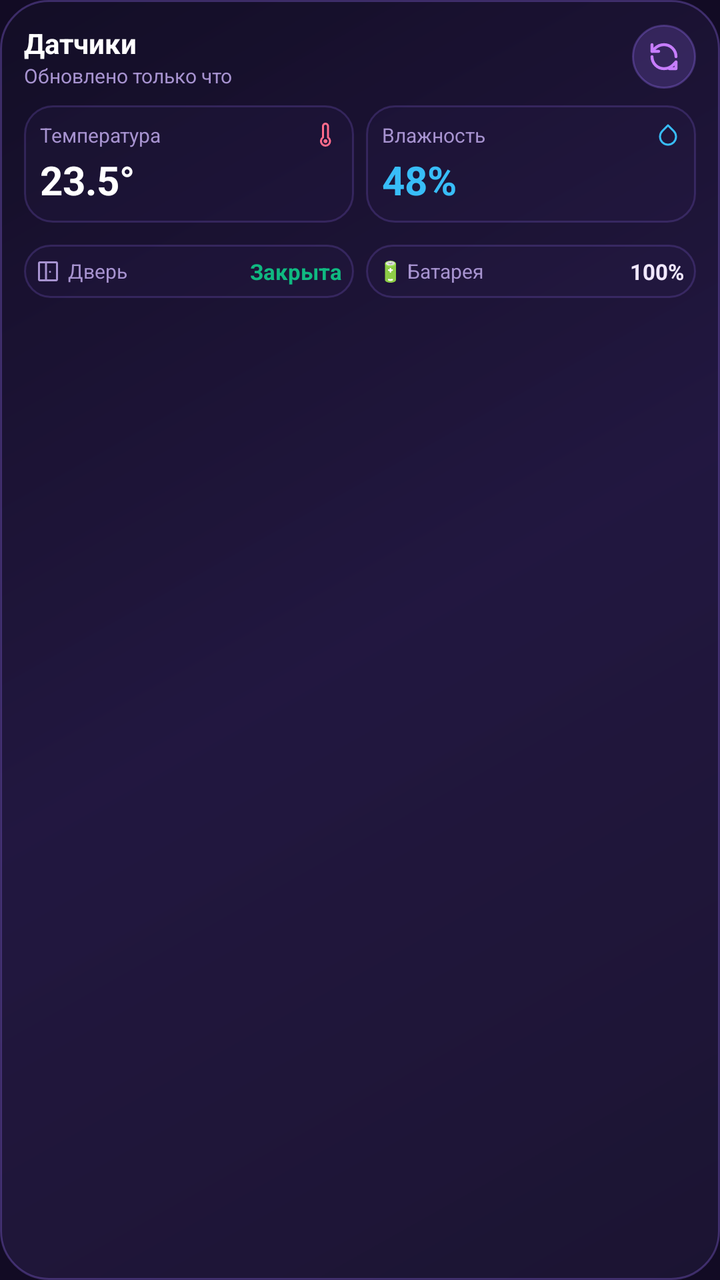
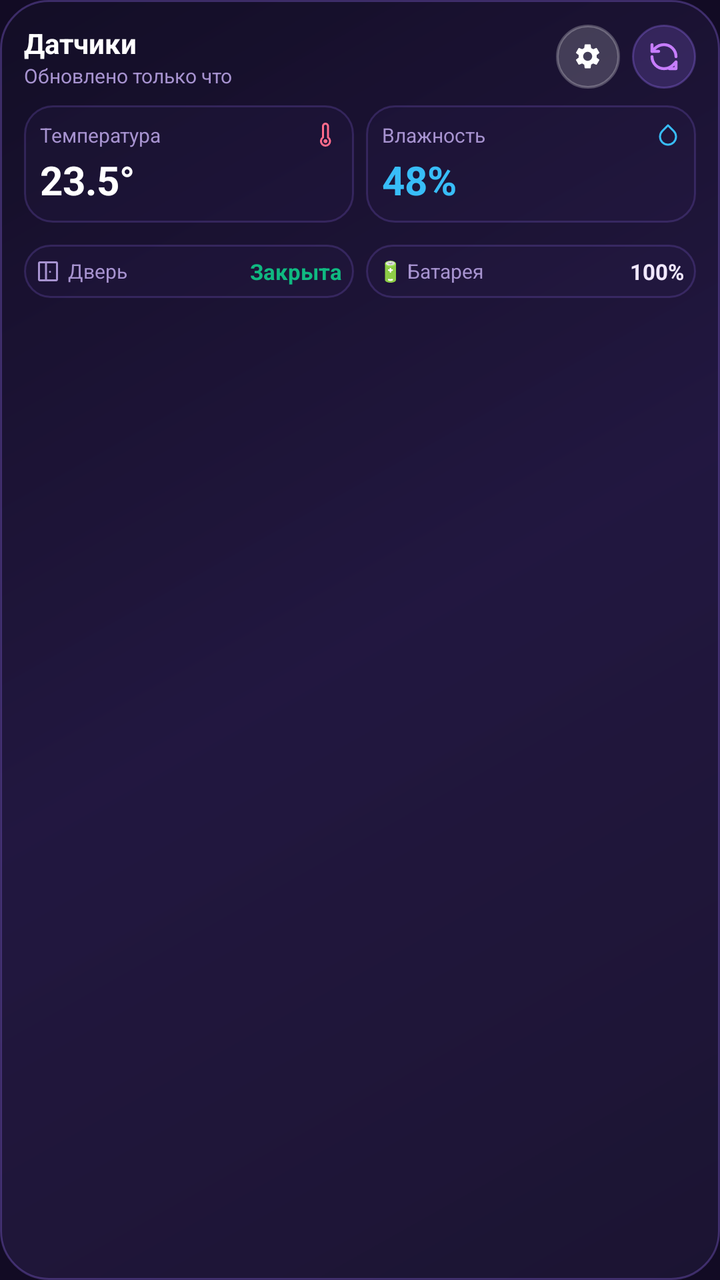

Screens rendered from an Android XML layout before and after an edit, with the pre-edit source and the edit as a unified diff.
<!-- AndroidManifest.xml: application theme Theme.AliceHomeWidget -->
<!-- res/layout/widget_alice_sensors_4x2.xml -->
<?xml version="1.0" encoding="utf-8"?>
<LinearLayout xmlns:android="http://schemas.android.com/apk/res/android"
    android:id="@+id/rootLayout4x2"
    android:layout_width="match_parent"
    android:layout_height="match_parent"
    android:background="@drawable/bg_skin_alice"
    android:orientation="vertical"
    android:padding="12dp">

    
    <LinearLayout
        android:id="@+id/headerLayout"
        android:layout_width="match_parent"
        android:layout_height="wrap_content"
        android:gravity="center_vertical"
        android:orientation="horizontal"
        android:paddingBottom="8dp">

        <LinearLayout
            android:layout_width="0dp"
            android:layout_height="wrap_content"
            android:layout_weight="1"
            android:orientation="vertical">

            <TextView
                android:id="@+id/tvHouseholdName"
                android:layout_width="wrap_content"
                android:layout_height="wrap_content"
                android:text="Датчики"
                android:textColor="@color/alice_text_white"
                android:textSize="14sp"
                android:textStyle="bold" />

            <TextView
                android:id="@+id/tvWidgetUpdateTime"
                android:layout_width="wrap_content"
                android:layout_height="wrap_content"
                android:text="Обновлено только что"
                android:textColor="@color/alice_text_muted"
                android:textSize="10sp" />
        </LinearLayout>

        
        <FrameLayout
            android:id="@+id/btnWidgetRefresh"
            android:layout_width="32dp"
            android:layout_height="32dp"
            android:background="@drawable/bg_btn_alice">

            <ImageView
                android:id="@+id/ivRefreshIcon"
                android:layout_width="16dp"
                android:layout_height="16dp"
                android:layout_gravity="center"
                android:contentDescription="Обновить"
                android:src="@drawable/ic_refresh" />
        </FrameLayout>
    </LinearLayout>

    
    <LinearLayout
        android:id="@+id/layoutMainMetrics"
        android:layout_width="match_parent"
        android:layout_height="wrap_content"
        android:orientation="horizontal">

        
        <LinearLayout
            android:id="@+id/tileTemperature"
            android:layout_width="0dp"
            android:layout_height="wrap_content"
            android:layout_weight="1"
            android:background="@drawable/bg_tile_alice"
            android:orientation="vertical"
            android:padding="8dp">

            <LinearLayout
                android:layout_width="match_parent"
                android:layout_height="wrap_content"
                android:gravity="center_vertical"
                android:orientation="horizontal">

                <TextView
                    android:id="@+id/tvActiveRoomLabel"
                    android:layout_width="0dp"
                    android:layout_height="wrap_content"
                    android:layout_weight="1"
                    android:ellipsize="end"
                    android:maxLines="1"
                    android:text="Температура"
                    android:textColor="@color/alice_text_muted"
                    android:textSize="10sp" />

                <ImageView
                    android:layout_width="12dp"
                    android:layout_height="12dp"
                    android:src="@drawable/ic_thermometer" />
            </LinearLayout>

            <TextView
                android:id="@+id/tvMainTemp"
                android:layout_width="wrap_content"
                android:layout_height="wrap_content"
                android:layout_marginTop="2dp"
                android:text="23.5°"
                android:textColor="@color/alice_text_white"
                android:textSize="20sp"
                android:textStyle="bold" />
        </LinearLayout>

        
        <LinearLayout
            android:id="@+id/tileHumidity"
            android:layout_width="0dp"
            android:layout_height="wrap_content"
            android:layout_marginStart="6dp"
            android:layout_weight="1"
            android:background="@drawable/bg_tile_alice"
            android:orientation="vertical"
            android:padding="8dp">

            <LinearLayout
                android:layout_width="match_parent"
                android:layout_height="wrap_content"
                android:gravity="center_vertical"
                android:orientation="horizontal">

                <TextView
                    android:layout_width="0dp"
                    android:layout_height="wrap_content"
                    android:layout_weight="1"
                    android:text="Влажность"
                    android:textColor="@color/alice_text_muted"
                    android:textSize="10sp" />

                <ImageView
                    android:layout_width="12dp"
                    android:layout_height="12dp"
                    android:src="@drawable/ic_humidity" />
            </LinearLayout>

            <TextView
                android:id="@+id/tvMainHumidity"
                android:layout_width="wrap_content"
                android:layout_height="wrap_content"
                android:layout_marginTop="2dp"
                android:text="48%"
                android:textColor="@color/sensor_humidity_cyan"
                android:textSize="20sp"
                android:textStyle="bold" />
        </LinearLayout>

        
        <LinearLayout
            android:id="@+id/tilePressure"
            android:layout_width="0dp"
            android:layout_height="wrap_content"
            android:layout_marginStart="6dp"
            android:layout_weight="1"
            android:background="@drawable/bg_tile_alice"
            android:orientation="vertical"
            android:padding="8dp"
            android:visibility="gone">

            <LinearLayout
                android:layout_width="match_parent"
                android:layout_height="wrap_content"
                android:gravity="center_vertical"
                android:orientation="horizontal">

                <TextView
                    android:layout_width="0dp"
                    android:layout_height="wrap_content"
                    android:layout_weight="1"
                    android:text="Давление"
                    android:textColor="@color/alice_text_muted"
                    android:textSize="10sp" />

                <ImageView
                    android:layout_width="12dp"
                    android:layout_height="12dp"
                    android:src="@drawable/ic_pressure" />
            </LinearLayout>

            <TextView
                android:id="@+id/tvMainPressure"
                android:layout_width="wrap_content"
                android:layout_height="wrap_content"
                android:layout_marginTop="2dp"
                android:text="752"
                android:textColor="@color/alice_text_light"
                android:textSize="18sp"
                android:textStyle="bold" />
        </LinearLayout>
    </LinearLayout>

    
    <LinearLayout
        android:id="@+id/layoutSecondaryRooms"
        android:layout_width="match_parent"
        android:layout_height="wrap_content"
        android:layout_marginTop="6dp"
        android:orientation="horizontal">

        
        <LinearLayout
            android:id="@+id/tileRoom1"
            android:layout_width="0dp"
            android:layout_height="wrap_content"
            android:layout_weight="1"
            android:background="@drawable/bg_tile_alice"
            android:gravity="center_vertical"
            android:orientation="horizontal"
            android:padding="6dp"
            android:visibility="gone">

            <TextView
                android:id="@+id/tvRoom1Name"
                android:layout_width="0dp"
                android:layout_height="wrap_content"
                android:layout_weight="1"
                android:ellipsize="end"
                android:maxLines="1"
                android:textColor="@color/alice_text_muted"
                android:textSize="11sp" />

            <TextView
                android:id="@+id/tvRoom1Value"
                android:layout_width="wrap_content"
                android:layout_height="wrap_content"
                android:textColor="@color/alice_text_white"
                android:textSize="11sp"
                android:textStyle="bold" />
        </LinearLayout>

        
        <LinearLayout
            android:id="@+id/tileRoom2"
            android:layout_width="0dp"
            android:layout_height="wrap_content"
            android:layout_marginStart="6dp"
            android:layout_weight="1"
            android:background="@drawable/bg_tile_alice"
            android:gravity="center_vertical"
            android:orientation="horizontal"
            android:padding="6dp"
            android:visibility="gone">

            <TextView
                android:id="@+id/tvRoom2Name"
                android:layout_width="0dp"
                android:layout_height="wrap_content"
                android:layout_weight="1"
                android:ellipsize="end"
                android:maxLines="1"
                android:textColor="@color/alice_text_muted"
                android:textSize="11sp" />

            <TextView
                android:id="@+id/tvRoom2Value"
                android:layout_width="wrap_content"
                android:layout_height="wrap_content"
                android:textColor="@color/alice_text_white"
                android:textSize="11sp"
                android:textStyle="bold" />
        </LinearLayout>
    </LinearLayout>

    
    <LinearLayout
        android:id="@+id/layoutBottomStatus"
        android:layout_width="match_parent"
        android:layout_height="wrap_content"
        android:layout_marginTop="5dp"
        android:orientation="horizontal">

        
        <LinearLayout
            android:id="@+id/tileDoor"
            android:layout_width="0dp"
            android:layout_height="wrap_content"
            android:layout_weight="1"
            android:background="@drawable/bg_tile_alice"
            android:gravity="center_vertical"
            android:orientation="horizontal"
            android:padding="6dp">

            <ImageView
                android:layout_width="12dp"
                android:layout_height="12dp"
                android:src="@drawable/ic_door" />

            <TextView
                android:layout_width="0dp"
                android:layout_height="wrap_content"
                android:layout_marginStart="4dp"
                android:layout_weight="1"
                android:text="Дверь"
                android:textColor="@color/alice_text_muted"
                android:textSize="10sp" />

            <TextView
                android:id="@+id/tvDoorStatus"
                android:layout_width="wrap_content"
                android:layout_height="wrap_content"
                android:text="Закрыта"
                android:textColor="@color/sensor_ok_green"
                android:textSize="11sp"
                android:textStyle="bold" />
        </LinearLayout>

        
        <LinearLayout
            android:id="@+id/tileBattery"
            android:layout_width="0dp"
            android:layout_height="wrap_content"
            android:layout_marginStart="6dp"
            android:layout_weight="1"
            android:background="@drawable/bg_tile_alice"
            android:gravity="center_vertical"
            android:orientation="horizontal"
            android:padding="6dp">

            <TextView
                android:layout_width="0dp"
                android:layout_height="wrap_content"
                android:layout_weight="1"
                android:text="🔋 Батарея"
                android:textColor="@color/alice_text_muted"
                android:textSize="10sp" />

            <TextView
                android:id="@+id/tvBatteryStatus"
                android:layout_width="wrap_content"
                android:layout_height="wrap_content"
                android:text="100%"
                android:textColor="@color/alice_text_light"
                android:textSize="11sp"
                android:textStyle="bold" />
        </LinearLayout>
    </LinearLayout>

</LinearLayout>
<!-- resources referenced by this layout -->
<resources>
  <color name="alice_text_light">#F1E8FF</color>
  <color name="alice_text_muted">#A793D0</color>
  <color name="alice_text_white">#FFFFFF</color>
  <color name="sensor_humidity_cyan">#38BDF8</color>
  <color name="sensor_ok_green">#10B981</color>
  <!-- drawable bg_btn_alice (drawable) -->
  <?xml version="1.0" encoding="utf-8"?>
  <shape xmlns:android="http://schemas.android.com/apk/res/android"
      android:shape="oval">
      <solid android:color="#339D74FF" />
      <stroke
          android:width="1dp"
          android:color="#4D9D74FF" />
  </shape>
  <!-- drawable bg_skin_alice (drawable) -->
  <?xml version="1.0" encoding="utf-8"?>
  <shape xmlns:android="http://schemas.android.com/apk/res/android"
      android:shape="rectangle">
      <corners android:radius="24dp" />
      <gradient
          android:angle="135"
          android:startColor="#E61C1433"
          android:centerColor="#D9241944"
          android:endColor="#E6130D26"
          android:type="linear" />
      <stroke
          android:width="1dp"
          android:color="#4D9D74FF" />
  </shape>
  <!-- drawable bg_tile_alice (drawable) -->
  <?xml version="1.0" encoding="utf-8"?>
  <shape xmlns:android="http://schemas.android.com/apk/res/android"
      android:shape="rectangle">
      <corners android:radius="14dp" />
      <solid android:color="#26302257" />
      <stroke
          android:width="1dp"
          android:color="#339D74FF" />
  </shape>
  <!-- drawable ic_humidity (drawable) -->
  <vector xmlns:android="http://schemas.android.com/apk/res/android"
      android:width="24dp"
      android:height="24dp"
      android:viewportWidth="24"
      android:viewportHeight="24">
      <path
          android:strokeColor="#FF38BDF8"
          android:strokeWidth="2"
          android:strokeLineCap="round"
          android:strokeLineJoin="round"
          android:fillColor="#00000000"
          android:pathData="M12,2.69l5.66,5.66a8,8 0 1,1 -11.31,0z" />
  </vector>
  <color name="alice_neon_purple">#9D4EDD</color>
  <color name="white">#FFFFFFFF</color>
  <color name="alice_primary_purple">#7B2CBF</color>
  <color name="alice_purple_dark">#120B24</color>
  <!-- unchanged entries left out for length: 5 -->
</resources>

<!-- the commit's change to res/layout/widget_alice_sensors_4x2.xml (unified diff, before → after) -->
@@ -39,6 +39,22 @@
                 android:textColor="@color/alice_text_muted"
                 android:textSize="10sp" />
         </LinearLayout>
+
+        
+        <FrameLayout
+            android:id="@+id/btnWidgetConfigure"
+            android:layout_width="32dp"
+            android:layout_height="32dp"
+            android:layout_marginEnd="6dp"
+            android:background="@drawable/bg_btn_xiaomi">
+
+            <ImageView
+                android:layout_width="15dp"
+                android:layout_height="15dp"
+                android:layout_gravity="center"
+                android:contentDescription="Настроить этот виджет"
+                android:src="@drawable/ic_gear" />
+        </FrameLayout>
 
         
         <FrameLayout
@@ -97,15 +113,29 @@
                     android:src="@drawable/ic_thermometer" />
             </LinearLayout>
 
-            <TextView
-                android:id="@+id/tvMainTemp"
-                android:layout_width="wrap_content"
+            <LinearLayout
+                android:layout_width="match_parent"
                 android:layout_height="wrap_content"
                 android:layout_marginTop="2dp"
-                android:text="23.5°"
-                android:textColor="@color/alice_text_white"
-                android:textSize="20sp"
-                android:textStyle="bold" />
+                android:gravity="center_vertical"
+                android:orientation="horizontal">
+
+                <TextView
+                    android:id="@+id/tvMainTemp"
+                    android:layout_width="0dp"
+                    android:layout_height="wrap_content"
+                    android:layout_weight="1"
+                    android:text="23.5°"
+                    android:textColor="@color/alice_text_white"
+                    android:textSize="20sp"
+                    android:textStyle="bold" />
+
+                <ImageView
+                    android:id="@+id/ivComfortGauge"
+                    android:layout_width="30dp"
+                    android:layout_height="30dp"
+                    android:visibility="gone" />
+            </LinearLayout>
         </LinearLayout>
 
         
<!-- resource entries referenced after the edit -->
@@ -13,6 +13,15 @@
       <stroke
           android:width="1dp"
           android:color="#4D9D74FF" />
+  </shape>
+  <!-- drawable bg_btn_xiaomi (drawable) -->
+  <?xml version="1.0" encoding="utf-8"?>
+  <shape xmlns:android="http://schemas.android.com/apk/res/android"
+      android:shape="oval">
+      <solid android:color="#2EFFFFFF" />
+      <stroke
+          android:width="1.2dp"
+          android:color="#3DFFFFFF" />
   </shape>
   <!-- drawable bg_skin_alice (drawable) -->
   <?xml version="1.0" encoding="utf-8"?>
@@ -39,6 +48,16 @@
           android:width="1dp"
           android:color="#339D74FF" />
   </shape>
+  <!-- drawable ic_gear (drawable) -->
+  <vector xmlns:android="http://schemas.android.com/apk/res/android"
+      android:width="24dp"
+      android:height="24dp"
+      android:viewportWidth="24"
+      android:viewportHeight="24">
+      <path
+          android:fillColor="#FFFFFFFF"
+          android:pathData="M19.14,12.94c0.04,-0.3 0.06,-0.61 0.06,-0.94c0,-0.32 -0.02,-0.64 -0.07,-0.94l2.03,-1.58c0.18,-0.14 0.23,-0.41 0.12,-0.61l-1.92,-3.32c-0.12,-0.22 -0.37,-0.29 -0.59,-0.22l-2.39,0.96c-0.5,-0.38 -1.03,-0.7 -1.62,-0.94L14.4,2.81c-0.04,-0.24 -0.24,-0.41 -0.48,-0.41h-3.84c-0.24,0 -0.43,0.17 -0.47,0.41L9.25,5.35C8.66,5.59 8.12,5.92 7.63,6.29L5.24,5.33c-0.22,-0.08 -0.47,0 -0.59,0.22L2.74,8.87c-0.12,0.21 -0.08,0.47 0.12,0.61l2.03,1.58c-0.05,0.3 -0.09,0.63 -0.09,0.94s0.02,0.64 0.07,0.94l-2.03,1.58c-0.18,0.14 -0.23,0.41 -0.12,0.61l1.92,3.32c0.12,0.22 0.37,0.29 0.59,0.22l2.39,-0.96c0.5,0.38 1.03,0.7 1.62,0.94l0.36,2.54c0.05,0.24 0.24,0.41 0.48,0.41h3.84c0.24,0 0.44,-0.17 0.47,-0.41l0.36,-2.54c0.59,-0.24 1.13,-0.56 1.62,-0.94l2.39,0.96c0.22,0.08 0.47,0 0.59,-0.22l1.92,-3.32c0.12,-0.22 0.07,-0.47 -0.12,-0.61L19.14,12.94zM12,15.6c-1.98,0 -3.6,-1.62 -3.6,-3.6s1.62,-3.6 3.6,-3.6s3.6,1.62 3.6,3.6S13.98,15.6 12,15.6z" />
+  </vector>
   <!-- drawable ic_humidity (drawable) -->
   <vector xmlns:android="http://schemas.android.com/apk/res/android"
       android:width="24dp"
